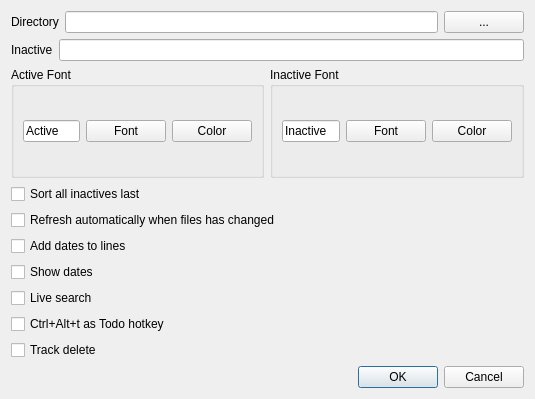
Before: the Qt Designer form settingsdialog.ui in SverrirValgeirsson/Todour, drawn with Qt 5.
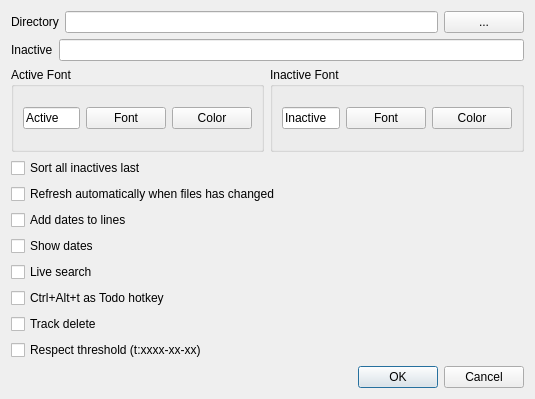
After: the same form once the commit is applied.

Commit message: Added support for threshold (t:) tag

Diff of the .ui file:
```diff
--- a/settingsdialog.ui
+++ b/settingsdialog.ui
@@ -184,6 +184,13 @@
      </property>
     </widget>
    </item>
+   <item>
+    <widget class="QCheckBox" name="cb_threshold">
+     <property name="text">
+      <string>Respect threshold (t:xxxx-xx-xx)</string>
+     </property>
+    </widget>
+   </item>
    <item>
     <widget class="QDialogButtonBox" name="buttonBox">
      <property name="orientation">
```
The commit also changes 4 other files.
